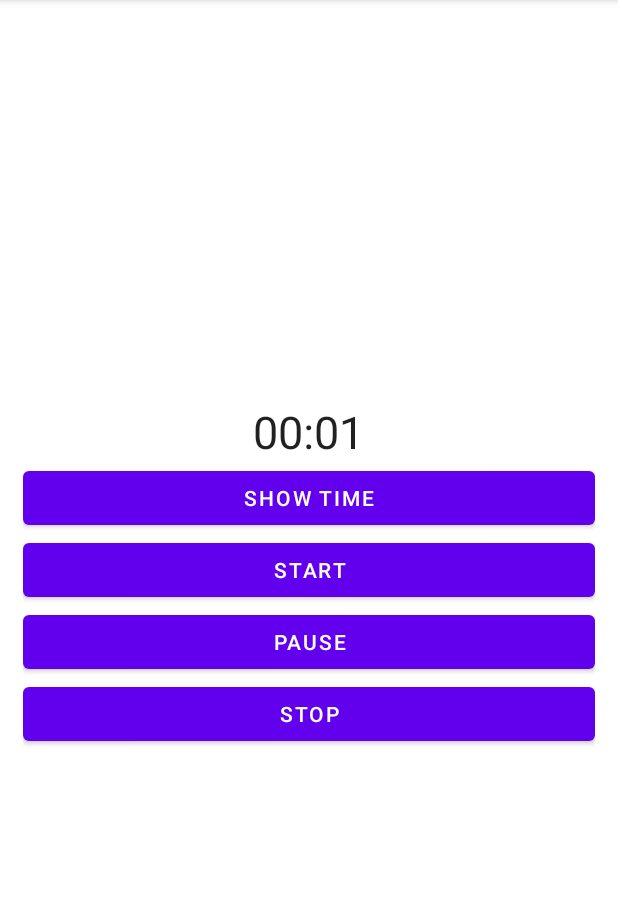
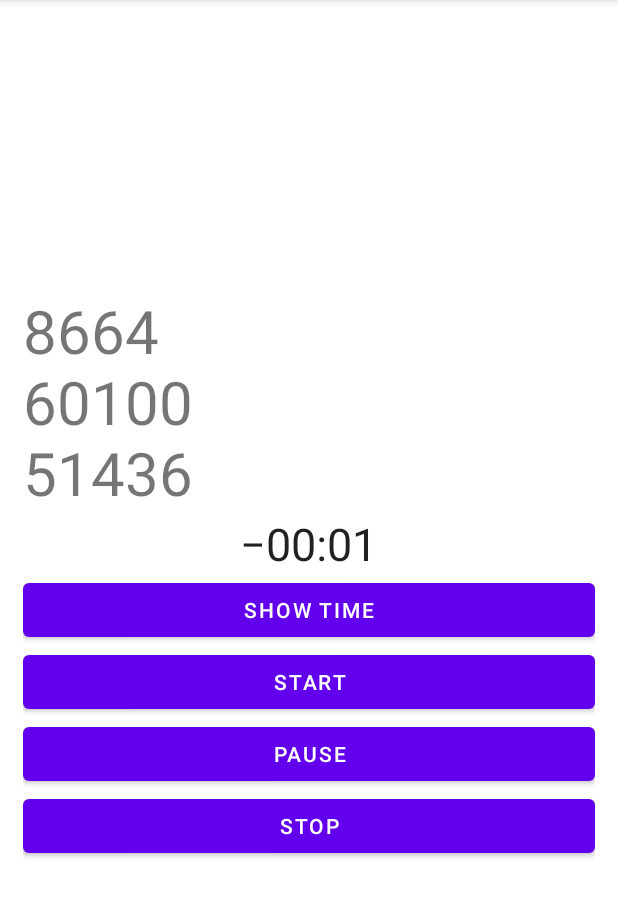
Before and after one commit to Fourcade7/Kotlin_Chronemeter, an Android app: the screen it shows after launch (MainActivity before the commit, MainActivity2 after it), after a tap on "START", on a phone screen of 412 x 824 dp, the part 84-1001 px from its top. Run offline under Robolectric (Android 15) with nearby library versions, the phone set to English and light mode, and no system bars; 1 other tap on this screen came first.

```diff
--- a/app/src/main/AndroidManifest.xml
+++ b/app/src/main/AndroidManifest.xml
@@ -13,13 +13,21 @@
         android:theme="@style/Theme.Kotlin_CountDownTimer"
         tools:targetApi="31">
         <activity
-            android:name=".MainActivity"
+            android:name=".MainActivity2"
             android:exported="true">
             <intent-filter>
                 <action android:name="android.intent.action.MAIN" />
 
                 <category android:name="android.intent.category.LAUNCHER" />
             </intent-filter>
+            <meta-data
+                android:name="android.app.lib_name"
+                android:value="" />
+        </activity>
+        <activity
+            android:name=".MainActivity"
+            android:exported="true">
+
 
             <meta-data
                 android:name="android.app.lib_name"
--- a/app/src/main/java/com/pr7/kotlin_countdowntimer/MainActivity.kt
+++ b/app/src/main/java/com/pr7/kotlin_countdowntimer/MainActivity.kt
@@ -41,7 +41,8 @@ class MainActivity : AppCompatActivity() {
 
         buttonshow.setOnClickListener {
             val time=SystemClock.elapsedRealtime()-chronemeter.base
-            Toast.makeText(this,"${time/1000}",Toast.LENGTH_SHORT).show()
+            //Toast.makeText(this,"${time/1000}",Toast.LENGTH_SHORT).show()
+            Toast.makeText(this,"${SystemClock.elapsedRealtime()}\n${chronemeter.base}",Toast.LENGTH_SHORT).show()
         }
 
         buttonstart.setOnClickListener {
--- /dev/null
+++ b/app/src/main/java/com/pr7/kotlin_countdowntimer/MainActivity2.kt
@@ -0,0 +1,77 @@
+package com.pr7.kotlin_countdowntimer
+
+import androidx.appcompat.app.AppCompatActivity
+import android.os.Bundle
+import android.os.SystemClock
+import android.widget.Button
+import android.widget.Chronometer
+import android.widget.TextView
+import android.widget.Toast
+
+class MainActivity2 : AppCompatActivity() {
+    lateinit var chronemeter: Chronometer
+    lateinit var buttonshow: Button
+    lateinit var buttonstart: Button
+    lateinit var buttonpause: Button
+    lateinit var buttonstop: Button
+    lateinit var textView: TextView
+
+    var lastpause=0
+    override fun onCreate(savedInstanceState: Bundle?) {
+        super.onCreate(savedInstanceState)
+        setContentView(R.layout.activity_main2)
+
+        textView=findViewById(R.id.textviewshowtime)
+        chronemeter=findViewById(R.id.chronemeter2)
+        buttonshow=findViewById(R.id.buttonshow2)
+        buttonstart=findViewById(R.id.buttonstart2)
+        buttonpause=findViewById(R.id.buttonpause2)
+        buttonstop=findViewById(R.id.buttonstop2)
+
+        chronemeter.base = SystemClock.elapsedRealtime()+1*60*1000+lastpause
+        chronemeter.start()
+
+        chronemeter.setOnChronometerTickListener {
+            val time=(it.base-SystemClock.elapsedRealtime()).toInt()/1000
+            if (time<1){
+                chronemeter.stop()//when->countdown=false
+            }
+            Toast.makeText(this,"${chronemeter.text}",Toast.LENGTH_SHORT).show()
+
+        }
+
+        buttonstart.setOnClickListener {
+
+            start()
+        }
+        buttonshow.setOnClickListener {
+            showtime()
+        }
+        buttonpause.setOnClickListener {
+            pause()
+        }
+
+
+    }
+
+    fun showtime(){
+        //val time=SystemClock.elapsedRealtime()-chronemeter.base
+        //Toast.makeText(this,"${time/1000}",Toast.LENGTH_SHORT).show()
+        Toast.makeText(this,"${SystemClock.elapsedRealtime()}\n${chronemeter.base}\n${SystemClock.elapsedRealtime()-chronemeter.base}", Toast.LENGTH_SHORT).show()
+        textView.text="${SystemClock.elapsedRealtime()}\n${chronemeter.base}\n${chronemeter.base-SystemClock.elapsedRealtime()}"
+    }
+
+
+
+
+    fun start(){
+        chronemeter.base = SystemClock.elapsedRealtime()+lastpause
+        chronemeter.start()
+    }
+    fun pause(){
+        lastpause=(chronemeter.base-SystemClock.elapsedRealtime().toInt()).toInt()
+        chronemeter.stop()
+    }
+
+
+}
--- /dev/null
+++ b/app/src/main/res/layout/activity_main2.xml
@@ -0,0 +1,44 @@
+<?xml version="1.0" encoding="utf-8"?>
+<LinearLayout xmlns:android="http://schemas.android.com/apk/res/android"
+    xmlns:app="http://schemas.android.com/apk/res-auto"
+    xmlns:tools="http://schemas.android.com/tools"
+    android:layout_width="match_parent"
+    android:layout_height="match_parent"
+    android:orientation="vertical"
+    android:gravity="center"
+    android:padding="15dp"
+    tools:context=".MainActivity2">
+    <TextView
+        android:id="@+id/textviewshowtime"
+        android:textSize="40dp"
+        android:layout_width="match_parent"
+        android:layout_height="wrap_content"></TextView>
+    <Chronometer
+        android:countDown="true"
+        android:id="@+id/chronemeter2"
+        android:textSize="30dp"
+        android:layout_width="wrap_content"
+        android:layout_height="wrap_content"></Chronometer>
+    <Button
+        android:text="Show Time"
+        android:id="@+id/buttonshow2"
+        android:layout_width="match_parent"
+        android:layout_height="wrap_content"></Button>
+
+    <Button
+        android:text="Start"
+        android:id="@+id/buttonstart2"
+        android:layout_width="match_parent"
+        android:layout_height="wrap_content"></Button>
+    <Button
+        android:text="Pause"
+        android:id="@+id/buttonpause2"
+        android:layout_width="match_parent"
+        android:layout_height="wrap_content"></Button>
+    <Button
+        android:text="stop"
+        android:id="@+id/buttonstop2"
+        android:layout_width="match_parent"
+        android:layout_height="wrap_content"></Button>
+
+</LinearLayout>
```
